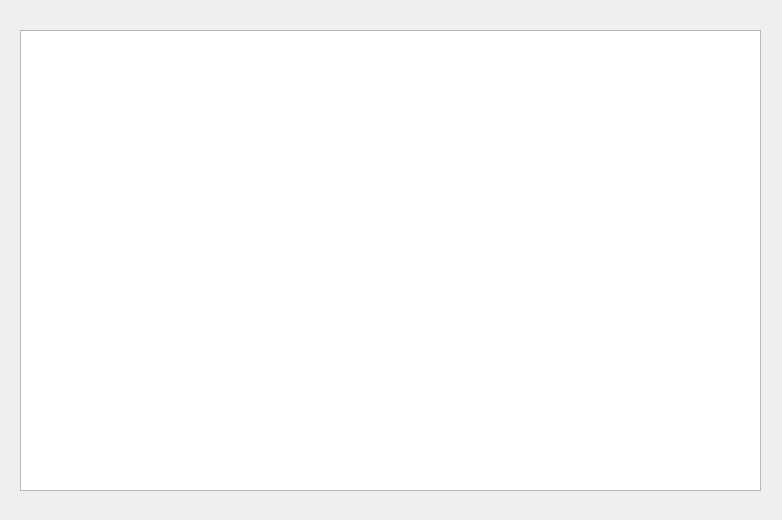
Before: the Qt Designer form Booked.ui in DoneyW/air, drawn with Qt 5.
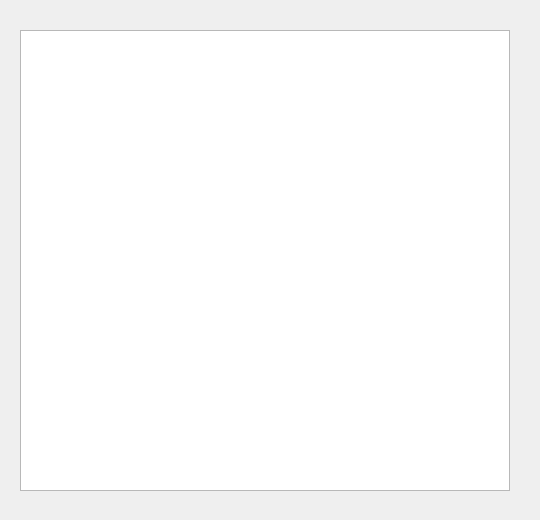
After: the same form once the commit is applied. Custom widgets are drawn as their Qt base class.

```diff
--- a/Booked.ui
+++ b/Booked.ui
@@ -6,7 +6,7 @@
    <rect>
     <x>0</x>
     <y>0</y>
-    <width>782</width>
+    <width>540</width>
     <height>520</height>
    </rect>
   </property>
@@ -18,13 +18,26 @@
     <rect>
      <x>20</x>
      <y>30</y>
-     <width>741</width>
+     <width>490</width>
      <height>461</height>
     </rect>
    </property>
+   <property name="sizePolicy">
+    <sizepolicy hsizetype="Fixed" vsizetype="Fixed">
+     <horstretch>0</horstretch>
+     <verstretch>0</verstretch>
+    </sizepolicy>
+   </property>
   </widget>
  </widget>
  <layoutdefault spacing="6" margin="11"/>
+ <customwidgets>
+  <customwidget>
+   <class>MyWidget</class>
+   <extends>QTableWidget</extends>
+   <header>mywidget.h</header>
+  </customwidget>
+ </customwidgets>
  <resources/>
  <connections/>
 </ui>
```
Left out of the diff: 2 changed lines with no effect on the pictures.
